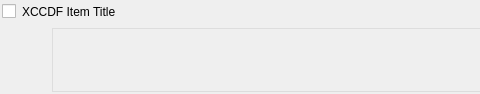
Old version of the form ui/RuleResultItem.ui in the repository OpenSCAP/scap-workbench; both pictures show x 0 to 480 and y 0 to 94 of the 802 by 94 pixel window.
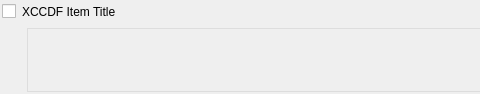
New version of the form.

Commit message: Smaller left margin in MainWindow for descriptions

```diff
--- a/ui/RuleResultItem.ui
+++ b/ui/RuleResultItem.ui
@@ -101,7 +101,7 @@
    <item>
     <widget class="QLabel" name="description">
      <property name="styleSheet">
-      <string notr="true">margin-left: 50px;
+      <string notr="true">margin-left: 25px;
 border: 1px solid #ddd;</string>
      </property>
      <property name="text">
```
